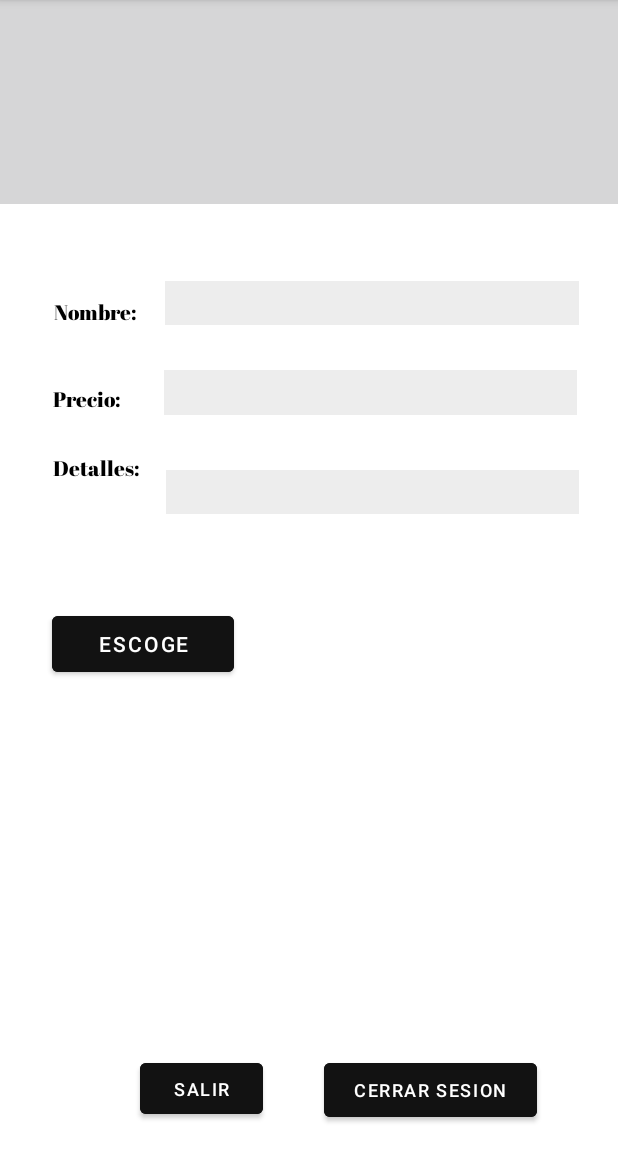
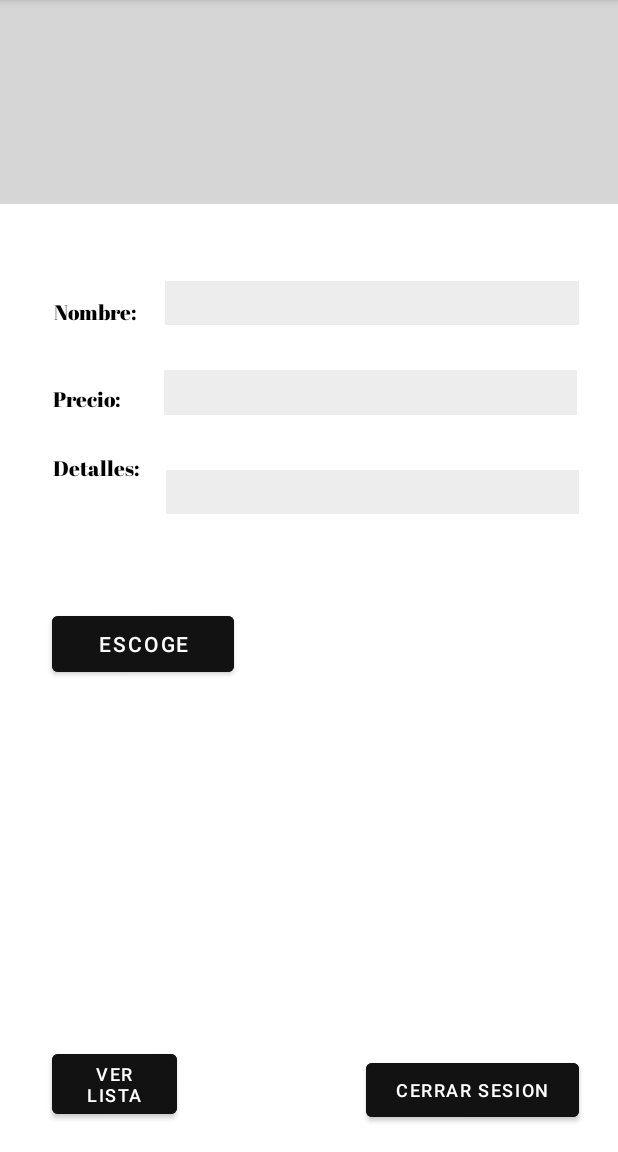
Before and after one commit to Holkeano526/CRUD-con-imagen, an Android app: the MainActivity screen opened directly, with no data from a screen before it, on a phone screen of 412 x 824 dp, the part 84-1236 px from its top. Run offline under Robolectric (Android 15) with nearby library versions, the phone set to English and light mode, and no system bars; our stand-ins replace Firebase (no records; nobody signed in at launch, a user with empty details on screens opened directly); Roboto replaces fonts that are not available here.

Commit message:
update crud + view listado

```diff
--- a/app/src/main/res/layout/activity_main.xml
+++ b/app/src/main/res/layout/activity_main.xml
@@ -62,22 +62,23 @@
         android:textSize="12sp"
         app:layout_constraintBottom_toBottomOf="parent"
         app:layout_constraintEnd_toEndOf="parent"
-        app:layout_constraintHorizontal_bias="0.799"
+        app:layout_constraintHorizontal_bias="0.903"
         app:layout_constraintStart_toStartOf="parent"
         app:layout_constraintTop_toTopOf="parent"
         app:layout_constraintVertical_bias="0.976" />
 
     <Button
         android:id="@+id/btnSalir2"
-        android:layout_width="82dp"
-        android:layout_height="46dp"
+        android:layout_width="83dp"
+        android:layout_height="52dp"
         android:backgroundTint="#121212"
-        android:text="Salir"
+        android:onClick="goList"
+        android:text="Ver lista"
         android:textAlignment="center"
         android:textSize="12sp"
         app:layout_constraintBottom_toBottomOf="parent"
         app:layout_constraintEnd_toEndOf="parent"
-        app:layout_constraintHorizontal_bias="0.282"
+        app:layout_constraintHorizontal_bias="0.106"
         app:layout_constraintStart_toStartOf="parent"
         app:layout_constraintTop_toTopOf="parent"
         app:layout_constraintVertical_bias="0.973" />
```
Also changed, not shown: app/src/main/AndroidManifest.xml (+10 -2 lines), app/src/main/java/com/example/firebase/MainActivity.java (+7 -4 lines), app/src/main/java/com/example/firebase/activity_lista.java (added, +14 -0 lines), app/src/main/res/layout/activity_lista.xml (added, +21 -0 lines).
